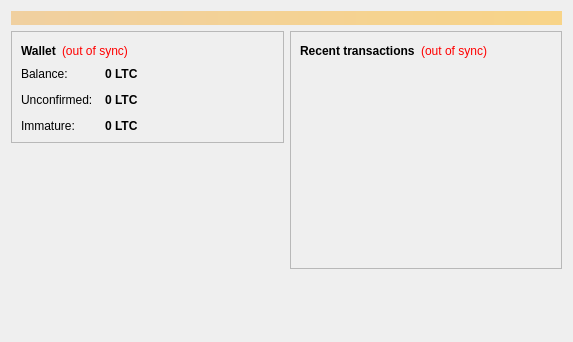
First picture: the form in src/qt/forms/overviewpage.ui, repository CheCoin/checoin, before the edit.
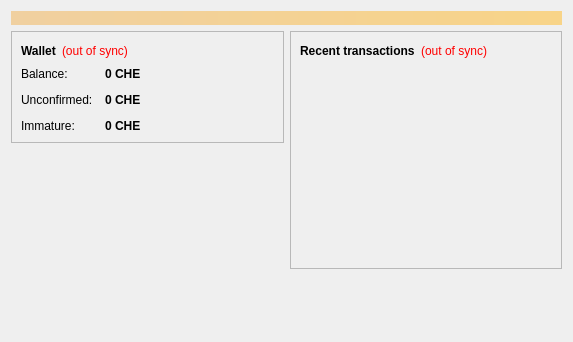
Second picture: the form after the edit.

Patch:
```diff
--- a/src/qt/forms/overviewpage.ui
+++ b/src/qt/forms/overviewpage.ui
@@ -122,7 +122,7 @@
                <string>Your current balance</string>
               </property>
               <property name="text">
-               <string notr="true">0 LTC</string>
+               <string notr="true">0 CHE</string>
               </property>
               <property name="textInteractionFlags">
                <set>Qt::LinksAccessibleByMouse|Qt::TextSelectableByKeyboard|Qt::TextSelectableByMouse</set>
@@ -151,7 +151,7 @@
                <string>Total of transactions that have yet to be confirmed, and do not yet count toward the current balance</string>
               </property>
               <property name="text">
-               <string notr="true">0 LTC</string>
+               <string notr="true">0 CHE</string>
               </property>
               <property name="textInteractionFlags">
                <set>Qt::LinksAccessibleByMouse|Qt::TextSelectableByKeyboard|Qt::TextSelectableByMouse</set>
@@ -177,7 +177,7 @@
                <string>Mined balance that has not yet matured</string>
               </property>
               <property name="text">
-               <string notr="true">0 LTC</string>
+               <string notr="true">0 CHE</string>
               </property>
               <property name="textInteractionFlags">
                <set>Qt::LinksAccessibleByMouse|Qt::TextSelectableByKeyboard|Qt::TextSelectableByMouse</set>
```
